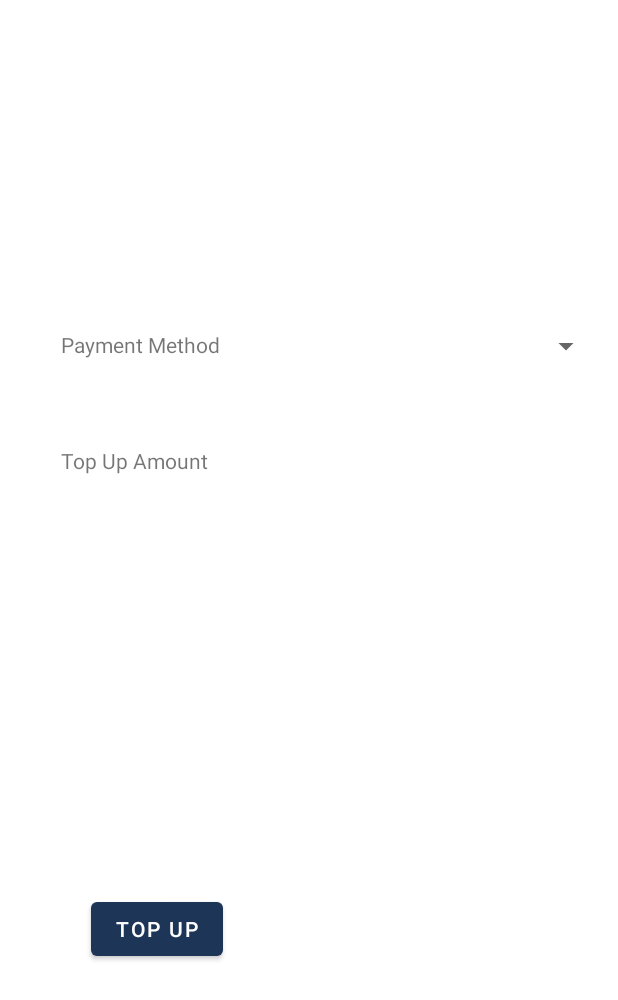
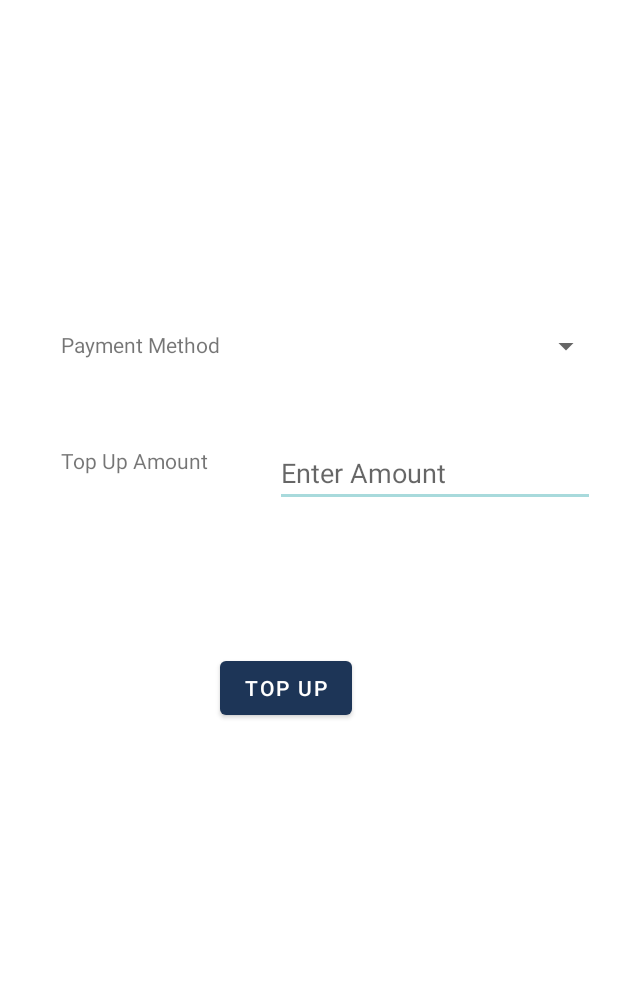
Before and after one commit to thedreamer67/LockerX, an Android app: the layout activity_top_up.xml on its own in the app's theme, with its tools: preview values and no code run, on a phone screen of 412 x 824 dp. Shown: the top 1000 px of the screen. Run offline under Robolectric (Android 15) with nearby library versions, the phone set to English and light mode, and no system bars.

Commit message:
Top Up Page

```diff
--- a/app/src/main/res/layout/activity_top_up.xml
+++ b/app/src/main/res/layout/activity_top_up.xml
@@ -25,10 +25,10 @@
         android:text="Top Up"
         app:layout_constraintBottom_toBottomOf="parent"
         app:layout_constraintEnd_toEndOf="parent"
-        app:layout_constraintHorizontal_bias="0.188"
+        app:layout_constraintHorizontal_bias="0.452"
         app:layout_constraintStart_toStartOf="parent"
         app:layout_constraintTop_toTopOf="parent"
-        app:layout_constraintVertical_bias="0.767" />
+        app:layout_constraintVertical_bias="0.56" />
 
     <TextView
         android:id="@+id/paymentMethod"
@@ -66,4 +66,18 @@
         app:layout_constraintTop_toBottomOf="@+id/paymentMethod"
         app:layout_constraintVertical_bias="0.097" />
 
+    <EditText
+        android:id="@+id/topUpValue"
+        android:layout_width="wrap_content"
+        android:layout_height="wrap_content"
+        android:ems="10"
+        android:hint="Enter Amount"
+        android:inputType="textPersonName"
+        app:layout_constraintBottom_toBottomOf="parent"
+        app:layout_constraintEnd_toEndOf="parent"
+        app:layout_constraintHorizontal_bias="0.644"
+        app:layout_constraintStart_toEndOf="@+id/topUpAmount"
+        app:layout_constraintTop_toTopOf="parent"
+        app:layout_constraintVertical_bias="0.376" />
+
 </androidx.constraintlayout.widget.ConstraintLayout>
```
Also changed, not shown: app/src/main/java/com/example/lockerxlogin/TopUpPage.java (+45 -4 lines).
